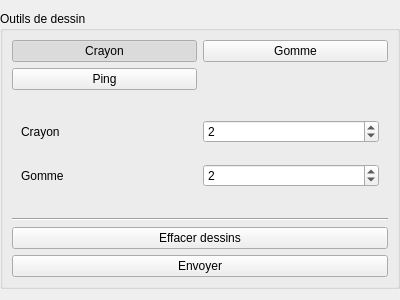
Before: the Qt Designer form src/Canvas/SideMenuWidgets/DrawingMenu.ui in Nepta/nixjdr, drawn with Qt 5.
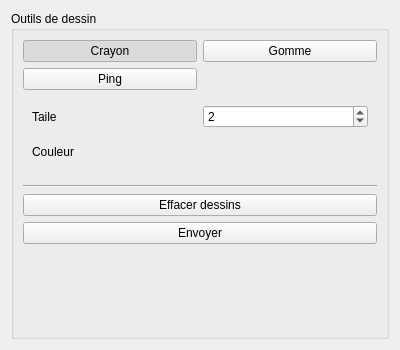
After: the same form once the commit is applied. Custom widgets are drawn as their Qt base class.

Commit message: drawing color can now be changed with a gimp-like interface that is still a bit cumbersome

Diff of the .ui file:
```diff
--- a/src/Canvas/SideMenuWidgets/DrawingMenu.ui
+++ b/src/Canvas/SideMenuWidgets/DrawingMenu.ui
@@ -7,7 +7,7 @@
     <x>0</x>
     <y>0</y>
     <width>400</width>
-    <height>300</height>
+    <height>350</height>
    </rect>
   </property>
   <property name="sizePolicy">
@@ -16,16 +16,16 @@
     <verstretch>0</verstretch>
    </sizepolicy>
   </property>
+  <property name="minimumSize">
+   <size>
+    <width>0</width>
+    <height>350</height>
+   </size>
+  </property>
   <property name="windowTitle">
    <string>Form</string>
   </property>
-  <layout class="QHBoxLayout" name="horizontalLayout_4">
-   <property name="leftMargin">
-    <number>0</number>
-   </property>
-   <property name="rightMargin">
-    <number>0</number>
-   </property>
+  <layout class="QHBoxLayout" name="horizontalLayout">
    <item>
     <widget class="QGroupBox" name="m_DrawingTools">
      <property name="enabled">
@@ -34,8 +34,6 @@
      <property name="title">
       <string>Outils de dessin</string>
      </property>
-     <layout class="QVBoxLayout" name="verticalLayout_2">
-      <item>
        <layout class="QVBoxLayout" name="verticalLayout">
         <item>
          <layout class="QGridLayout" name="m_ToolLayout">
@@ -84,48 +82,48 @@
          </layout>
         </item>
         <item>
-         <widget class="QWidget" name="sizeWidget" native="true">
-          <property name="sizePolicy">
-           <sizepolicy hsizetype="Preferred" vsizetype="Preferred">
-            <horstretch>0</horstretch>
-            <verstretch>0</verstretch>
-           </sizepolicy>
-          </property>
-          <property name="minimumSize">
-           <size>
-            <width>0</width>
-            <height>60</height>
-           </size>
-          </property>
-          <layout class="QVBoxLayout" name="verticalLayout_5">
-           <item>
-            <layout class="QHBoxLayout" name="horizontalLayout">
-             <item>
+       <widget class="QStackedWidget" name="m_OptionWidget">
+        <property name="currentIndex">
+         <number>0</number>
+        </property>
+        <widget class="QWidget" name="m_PenPage">
+         <layout class="QGridLayout" name="gridLayout">
+          <item row="0" column="0">
               <widget class="QLabel" name="label">
                <property name="text">
-                <string>Crayon</string>
+             <string>Taile</string>
                </property>
               </widget>
              </item>
-             <item>
+          <item row="0" column="1">
               <widget class="QSpinBox" name="m_PenSpinBox">
                <property name="value">
                 <number>2</number>
                </property>
               </widget>
              </item>
-            </layout>
-           </item>
-           <item>
-            <layout class="QHBoxLayout" name="horizontalLayout_2">
-             <item>
+          <item row="1" column="0">
+           <widget class="QLabel" name="label_3">
+            <property name="text">
+             <string>Couleur</string>
+            </property>
+           </widget>
+          </item>
+          <item row="1" column="1">
+           <widget class="ColorSelectionWidget" name="m_ColorSelectionWidget" native="true"/>
+          </item>
+         </layout>
+        </widget>
+        <widget class="QWidget" name="m_EraserPage">
+         <layout class="QFormLayout" name="formLayout_2">
+          <item row="0" column="0">
               <widget class="QLabel" name="label_2">
                <property name="text">
-                <string>Gomme</string>
+             <string>Taille</string>
                </property>
               </widget>
              </item>
-             <item>
+          <item row="0" column="1">
               <widget class="QSpinBox" name="m_EraserSpinBox">
                <property name="value">
                 <number>2</number>
@@ -133,10 +131,12 @@
               </widget>
              </item>
             </layout>
-           </item>
-          </layout>
-         </widget>
-        </item>
+        </widget>
+        <widget class="QWidget" name="m_PingPage"/>
+       </widget>
+      </item>
+      <item>
+       <layout class="QVBoxLayout" name="finalLayout">
         <item>
          <widget class="Line" name="line">
           <property name="orientation">
@@ -160,11 +160,32 @@
         </item>
        </layout>
       </item>
+      <item>
+       <spacer name="verticalSpacer">
+        <property name="orientation">
+         <enum>Qt::Vertical</enum>
+        </property>
+        <property name="sizeHint" stdset="0">
+         <size>
+          <width>20</width>
+          <height>40</height>
+         </size>
+        </property>
+       </spacer>
+      </item>
      </layout>
     </widget>
    </item>
   </layout>
  </widget>
+ <customwidgets>
+  <customwidget>
+   <class>ColorSelectionWidget</class>
+   <extends>QWidget</extends>
+   <header location="global">Canvas/SideMenuWidgets/ColorSelectionWidget.h</header>
+   <container>1</container>
+  </customwidget>
+ </customwidgets>
  <resources/>
  <connections/>
  <buttongroups>
```
Lines whose indentation alone changed are shown as unchanged. The commit also changes 13 other files.
